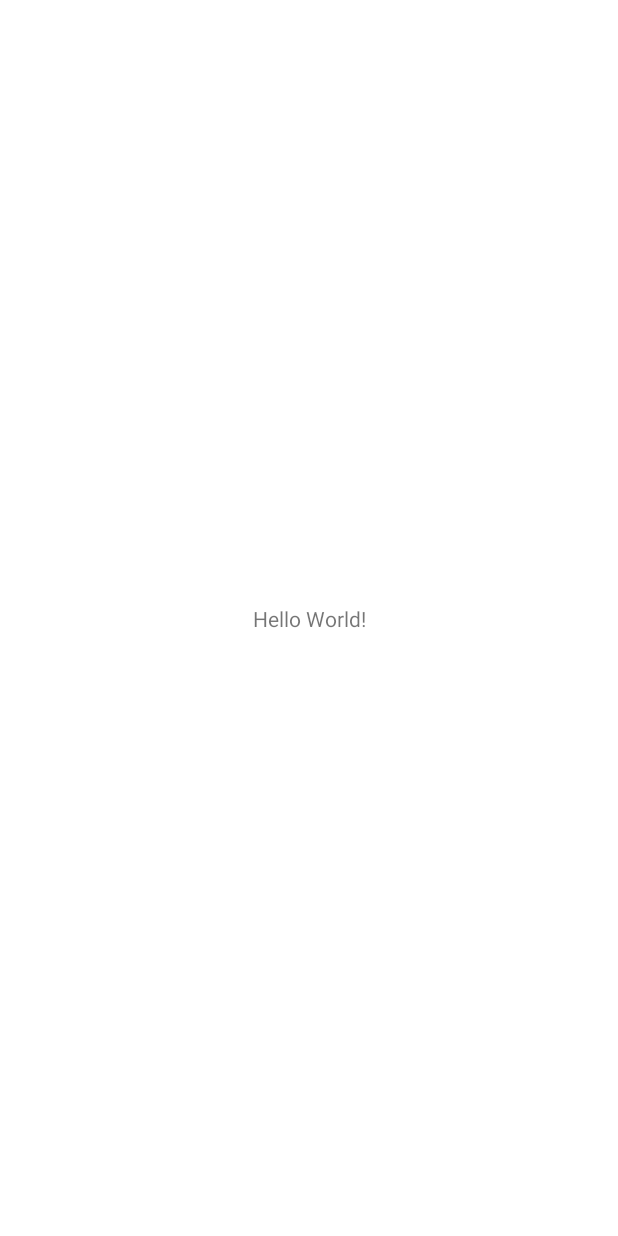
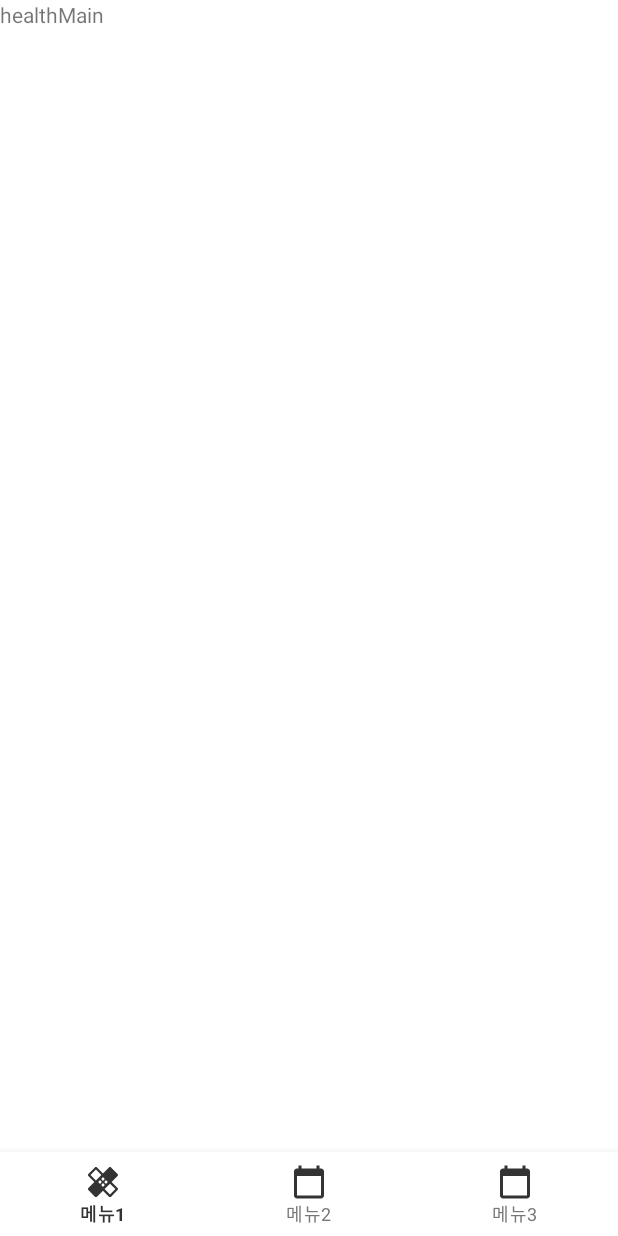
Before and after one commit to ShuroKim/SmokingHealer, an Android app: the screen it shows after launch (MainActivity), on a phone screen of 412 x 824 dp. Before the commit the screen is almost empty. Run offline under Robolectric (Android 15) with nearby library versions, the phone set to English and light mode, and no system bars.

Commit message:
[김대현] - Fragment 기반 생성

```diff
--- a/app/build.gradle
+++ b/app/build.gradle
@@ -32,6 +32,7 @@ dependencies {
     implementation 'androidx.appcompat:appcompat:1.4.1'
     implementation 'com.google.android.material:material:1.5.0'
     implementation 'androidx.constraintlayout:constraintlayout:2.1.3'
+    implementation 'androidx.legacy:legacy-support-v4:1.0.0'
     testImplementation 'junit:junit:4.+'
     androidTestImplementation 'androidx.test.ext:junit:1.1.3'
     androidTestImplementation 'androidx.test.espresso:espresso-core:3.4.0'
--- a/app/src/main/java/com/shuro/smokinghealer/MainActivity.java
+++ b/app/src/main/java/com/shuro/smokinghealer/MainActivity.java
@@ -1,14 +1,69 @@
 package com.shuro.smokinghealer;
 
+import androidx.annotation.NonNull;
 import androidx.appcompat.app.AppCompatActivity;
 
 import android.os.Bundle;
+import android.view.MenuItem;
+import android.widget.FrameLayout;
+
+import com.google.android.material.bottomnavigation.BottomNavigationView;
+import com.google.android.material.navigation.NavigationBarView;
+import com.shuro.smokinghealer.fragment.CalendarFragment;
+import com.shuro.smokinghealer.fragment.HealthMainFragment;
 
 public class MainActivity extends AppCompatActivity {
+
+    private FrameLayout mFragment;
+    private BottomNavigationView mNavi;
+
 
     @Override
     protected void onCreate(Bundle savedInstanceState) {
         super.onCreate(savedInstanceState);
         setContentView(R.layout.activity_main);
+
+        initView();
+        initBottomNavi();
+
+
+    }
+
+    public void initView(){
+        mFragment = (FrameLayout) findViewById(R.id.fragment);
+    }
+
+    public void initBottomNavi(){
+        mNavi = (BottomNavigationView) findViewById(R.id.bottom_navi);
+        mNavi.setOnItemSelectedListener(new NavigationBarView.OnItemSelectedListener() {
+            @Override
+            public boolean onNavigationItemSelected(@NonNull MenuItem item) {
+                switch (item.getItemId()) {
+                    case R.id.page_1:
+                    {
+                        getSupportFragmentManager().beginTransaction()
+                                .replace(R.id.fragment, new HealthMainFragment())
+                                .commit();
+                        return true;
+                    }
+                    case R.id.page_2:
+                    {
+                        getSupportFragmentManager().beginTransaction()
+                                .replace(R.id.fragment, new CalendarFragment())
+                                .commit();
+                        return true;
+                    }
+                    case R.id.page_3:
+                    {
+                        getSupportFragmentManager().beginTransaction()
+                                .replace(R.id.fragment, new HealthMainFragment())
+                                .commit();
+                        return true;
+                    }
+                }
+                return false;
+            }
+        });
+        mNavi.setSelectedItemId(R.id.page_1);
     }
 }
--- /dev/null
+++ b/app/src/main/java/com/shuro/smokinghealer/fragment/HealthMainFragment.java
@@ -0,0 +1,68 @@
+package com.shuro.smokinghealer.fragment;
+
+import android.os.Bundle;
+
+import androidx.fragment.app.Fragment;
+
+import android.view.LayoutInflater;
+import android.view.View;
+import android.view.ViewGroup;
+
+import com.shuro.smokinghealer.R;
+
+import java.util.Calendar;
+
+/**
+ * A simple {@link Fragment} subclass.
+ * Use the {@link HealthMainFragment#newInstance} factory method to
+ * create an instance of this fragment.
+ */
+public class HealthMainFragment extends Fragment {
+
+    // TODO: Rename parameter arguments, choose names that match
+    // the fragment initialization parameters, e.g. ARG_ITEM_NUMBER
+    private static final String ARG_PARAM1 = "param1";
+    private static final String ARG_PARAM2 = "param2";
+
+    // TODO: Rename and change types of parameters
+    private String mParam1;
+    private String mParam2;
+
+    public HealthMainFragment() {
+        // Required empty public constructor
+    }
+
+    /**
+     * Use this factory method to create a new instance of
+     * this fragment using the provided parameters.
+     *
+     * @param param1 Parameter 1.
+     * @param param2 Parameter 2.
+     * @return A new instance of fragment HealthMainFragment.
+     */
+    // TODO: Rename and change types and number of parameters
+    public static HealthMainFragment newInstance(String param1, String param2) {
+        HealthMainFragment fragment = new HealthMainFragment();
+        Bundle args = new Bundle();
+        args.putString(ARG_PARAM1, param1);
+        args.putString(ARG_PARAM2, param2);
+        fragment.setArguments(args);
+        return fragment;
+    }
+
+    @Override
+    public void onCreate(Bundle savedInstanceState) {
+        super.onCreate(savedInstanceState);
+        if (getArguments() != null) {
+            mParam1 = getArguments().getString(ARG_PARAM1);
+            mParam2 = getArguments().getString(ARG_PARAM2);
+        }
+    }
+
+    @Override
+    public View onCreateView(LayoutInflater inflater, ViewGroup container,
+                             Bundle savedInstanceState) {
+        // Inflate the layout for this fragment
+        return inflater.inflate(R.layout.fragment_health_main, container, false);
+    }
+}
--- /dev/null
+++ b/app/src/main/res/color/color_bottom_navi_text.xml
@@ -0,0 +1,5 @@
+<?xml version="1.0" encoding="utf-8"?>
+<selector xmlns:android="http://schemas.android.com/apk/res/android">
+    <item android:state_checked="true" android:color="#333333"/>
+    <item android:color="#777777"/>
+</selector>
--- /dev/null
+++ b/app/src/main/res/drawable/ic_menu_calendar.xml
@@ -0,0 +1,5 @@
+<vector android:height="24dp" android:tint="#333333"
+    android:viewportHeight="24" android:viewportWidth="24"
+    android:width="24dp" xmlns:android="http://schemas.android.com/apk/res/android">
+    <path android:fillColor="@android:color/white" android:pathData="M20,3h-1L19,1h-2v2L7,3L7,1L5,1v2L4,3c-1.1,0 -2,0.9 -2,2v16c0,1.1 0.9,2 2,2h16c1.1,0 2,-0.9 2,-2L22,5c0,-1.1 -0.9,-2 -2,-2zM20,21L4,21L4,8h16v13z"/>
+</vector>
--- /dev/null
+++ b/app/src/main/res/drawable/ic_menu_health_main.xml
@@ -0,0 +1,5 @@
+<vector android:height="24dp" android:tint="#333333"
+    android:viewportHeight="24" android:viewportWidth="24"
+    android:width="24dp" xmlns:android="http://schemas.android.com/apk/res/android">
+    <path android:fillColor="@android:color/white" android:pathData="M17.73,12.02l3.98,-3.98c0.39,-0.39 0.39,-1.02 0,-1.41l-4.34,-4.34c-0.39,-0.39 -1.02,-0.39 -1.41,0l-3.98,3.98L8,2.29C7.8,2.1 7.55,2 7.29,2c-0.25,0 -0.51,0.1 -0.7,0.29L2.25,6.63c-0.39,0.39 -0.39,1.02 0,1.41l3.98,3.98L2.25,16c-0.39,0.39 -0.39,1.02 0,1.41l4.34,4.34c0.39,0.39 1.02,0.39 1.41,0l3.98,-3.98 3.98,3.98c0.2,0.2 0.45,0.29 0.71,0.29 0.26,0 0.51,-0.1 0.71,-0.29l4.34,-4.34c0.39,-0.39 0.39,-1.02 0,-1.41l-3.99,-3.98zM12,9c0.55,0 1,0.45 1,1s-0.45,1 -1,1 -1,-0.45 -1,-1 0.45,-1 1,-1zM7.29,10.96L3.66,7.34l3.63,-3.63 3.62,3.62 -3.62,3.63zM10,13c-0.55,0 -1,-0.45 -1,-1s0.45,-1 1,-1 1,0.45 1,1 -0.45,1 -1,1zM12,15c-0.55,0 -1,-0.45 -1,-1s0.45,-1 1,-1 1,0.45 1,1 -0.45,1 -1,1zM14,11c0.55,0 1,0.45 1,1s-0.45,1 -1,1 -1,-0.45 -1,-1 0.45,-1 1,-1zM16.66,20.34l-3.63,-3.62 3.63,-3.63 3.62,3.62 -3.62,3.63z"/>
+</vector>
--- a/app/src/main/res/layout/activity_main.xml
+++ b/app/src/main/res/layout/activity_main.xml
@@ -7,13 +7,27 @@
     android:layout_height="match_parent"
     tools:context=".MainActivity">
 
-    <TextView
-        android:layout_width="wrap_content"
-        android:layout_height="wrap_content"
-        android:text="Hello World!"
+    <FrameLayout
+        android:id="@+id/fragment"
+        android:layout_width="match_parent"
+        android:layout_height="0dp"
+        app:layout_constraintBottom_toTopOf="@+id/bottom_navi"
+        app:layout_constraintEnd_toEndOf="parent"
+        app:layout_constraintStart_toStartOf="parent"
+        app:layout_constraintTop_toTopOf="parent">
+
+    </FrameLayout>
+
+    <com.google.android.material.bottomnavigation.BottomNavigationView
+        android:id="@+id/bottom_navi"
+        android:layout_width="match_parent"
+        android:layout_height="56dp"
+        app:itemBackground="#FFFFFF"
+        app:itemIconTint="#333333"
+        app:itemTextColor="@color/color_bottom_navi_text"
         app:layout_constraintBottom_toBottomOf="parent"
-        app:layout_constraintLeft_toLeftOf="parent"
-        app:layout_constraintRight_toRightOf="parent"
-        app:layout_constraintTop_toTopOf="parent" />
+        app:layout_constraintEnd_toEndOf="parent"
+        app:layout_constraintStart_toStartOf="parent"
+        app:menu="@menu/menu_bottom_bar" />
 
 </androidx.constraintlayout.widget.ConstraintLayout>
--- /dev/null
+++ b/app/src/main/res/layout/fragment_health_main.xml
@@ -0,0 +1,14 @@
+<?xml version="1.0" encoding="utf-8"?>
+<FrameLayout xmlns:android="http://schemas.android.com/apk/res/android"
+    xmlns:tools="http://schemas.android.com/tools"
+    android:layout_width="match_parent"
+    android:layout_height="match_parent"
+    tools:context=".fragment.HealthMainFragment">
+
+    <!-- TODO: Update blank fragment layout -->
+    <TextView
+        android:layout_width="match_parent"
+        android:layout_height="match_parent"
+        android:text="healthMain" />
+
+</FrameLayout>
--- a/app/src/main/res/menu/menu_bottom_bar.xml
+++ b/app/src/main/res/menu/menu_bottom_bar.xml
@@ -4,16 +4,16 @@
     <item
         android:id="@+id/page_1"
         android:enabled="true"
-        android:icon="@android:drawable/btn_star"
+        android:icon="@drawable/ic_menu_health_main"
         android:title="메뉴1" />
     <item
         android:id="@+id/page_2"
         android:enabled="true"
-        android:icon="@android:drawable/btn_star"
+        android:icon="@drawable/ic_menu_calendar"
         android:title="메뉴2" />
     <item
         android:id="@+id/page_3"
         android:enabled="true"
-        android:icon="@android:drawable/btn_star"
+        android:icon="@drawable/ic_menu_calendar"
         android:title="메뉴3" />
 </menu>
--- a/app/src/main/res/values/strings.xml
+++ b/app/src/main/res/values/strings.xml
@@ -1,3 +1,5 @@
 <resources>
     <string name="app_name">SmokingHealer</string>
+    <!-- TODO: Remove or change this placeholder text -->
+    <string name="hello_blank_fragment">Hello blank fragment</string>
 </resources>
```
Also changed, not shown: app/src/main/java/com/shuro/smokinghealer/fragment/CalendarFragment.java (added, +66 -0 lines), app/src/main/res/layout/fragment_calendar.xml (added, +14 -0 lines).
